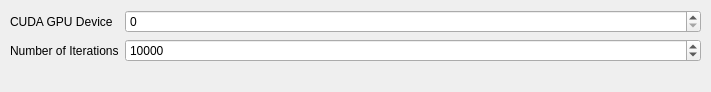
Above: plugins/classificationplugins/mmclassificationplugin/mmclassificationinputoptions.ui from Joensw/RCAIT before the change. Below: the same form after it.
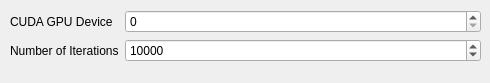
That is the form after the change.

Commit message: Fix size and spacing in the input widgets of mmclassification

```diff
--- a/plugins/classificationplugins/mmclassificationplugin/mmclassificationinputoptions.ui
+++ b/plugins/classificationplugins/mmclassificationplugin/mmclassificationinputoptions.ui
@@ -6,8 +6,8 @@
    <rect>
     <x>0</x>
     <y>0</y>
-    <width>711</width>
-    <height>92</height>
+    <width>490</width>
+    <height>83</height>
    </rect>
   </property>
   <property name="windowTitle">
@@ -18,8 +18,8 @@
     <rect>
      <x>10</x>
      <y>10</y>
-     <width>691</width>
-     <height>71</height>
+     <width>471</width>
+     <height>61</height>
     </rect>
    </property>
    <layout class="QFormLayout" name="formLayout">
```
The commit also changes 1 other file.
